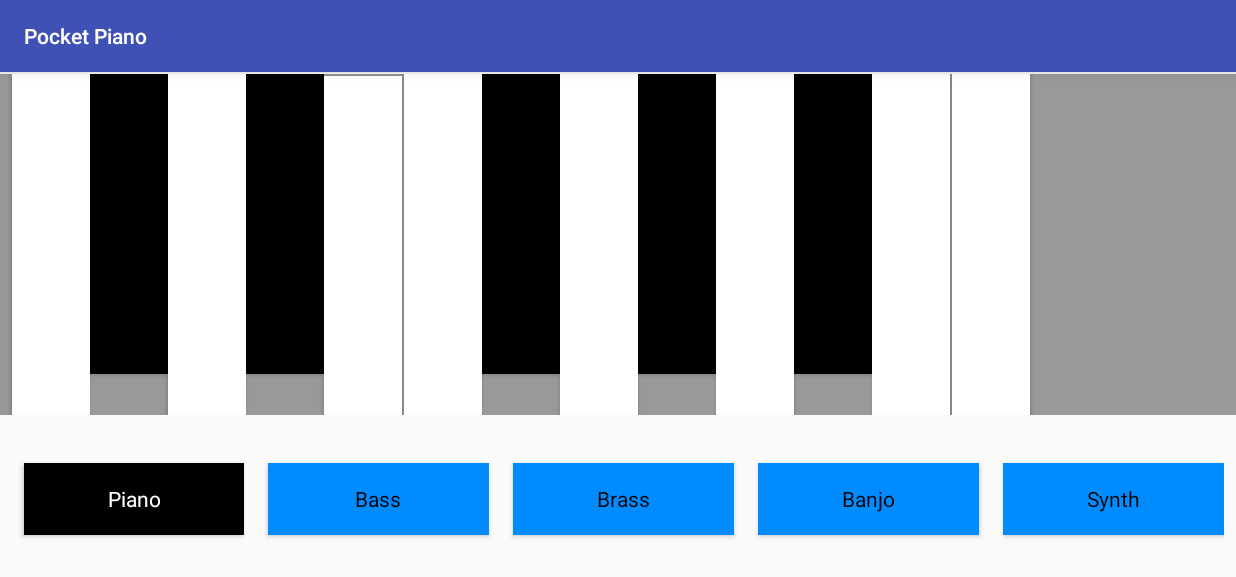
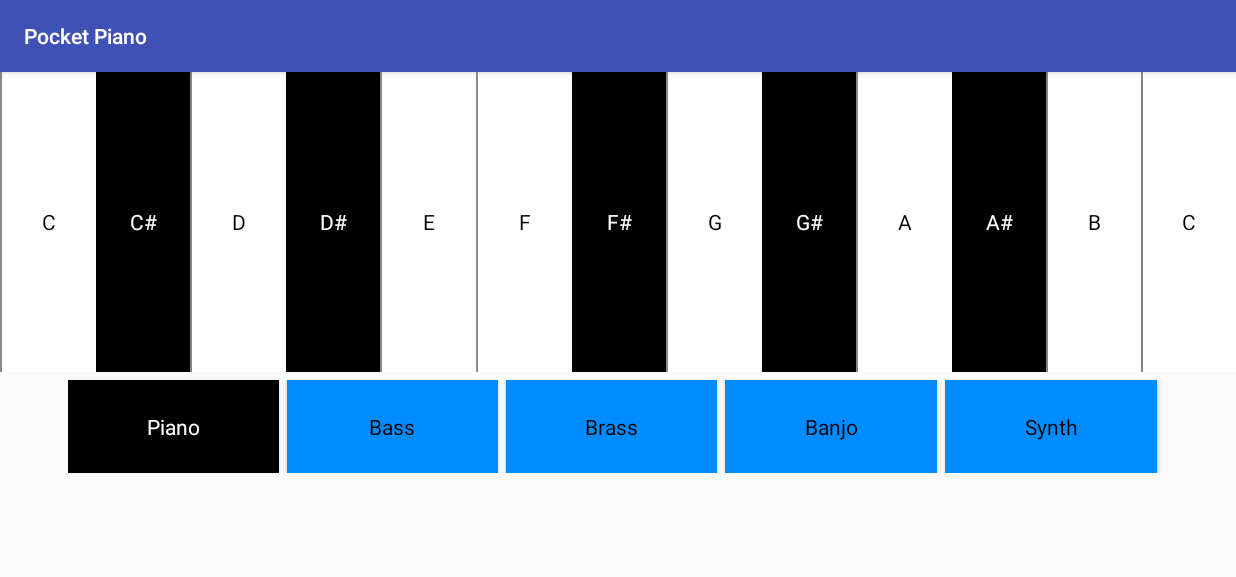
Before and after one commit to RobinJSanders/Pocket_Piano, an Android app: the screen it shows after launch (MainActivity), on a phone screen of 824 x 412 dp (held sideways). Shown: the top 577 px of the screen. Run offline under Robolectric (Android 15) with nearby library versions, the phone set to English and light mode, and no system bars.

Commit message:
Change  MainActivity, activity_main.xml and Styles.xml
Piano keys changed to linear layout

```diff
--- a/app/src/main/java/com/rob/pocket_piano/MainActivity.java
+++ b/app/src/main/java/com/rob/pocket_piano/MainActivity.java
@@ -13,11 +13,11 @@ import android.widget.Button;
 public class MainActivity extends AppCompatActivity
 {
     //Piano Keys
-    Button mBtn_Low_C, mBtn_Cs, mBtn_D, mBtn_Ds, mBtn_E, mBtn_F ,mBtn_Fs, mBtn_G , mBtn_Gs, mBtn_A, mBtn_As, mBtn_B, mBtn_High_C,
+    Button mBtn_C, mBtn_Cs, mBtn_D, mBtn_Ds, mBtn_E, mBtn_F ,mBtn_Fs, mBtn_G , mBtn_Gs, mBtn_A, mBtn_As, mBtn_B, mBtn_C_High,
     //Voice selection buttons
     mBtn_Piano, mBtn_Bass, mBtn_Brass, mBtn_Banjo, mBtn_Synth;
     //sound IDs
-    private int mSound_Low_C, mSound_Cs ,mSound_D, mSound_Ds, mSound_E, mSound_F ,mSound_Fs, mSound_G , mSound_Gs, mSound_A, mSound_As, mSound_B, mSound_High_C,
+    private int mSound_C, mSound_Cs ,mSound_D, mSound_Ds, mSound_E, mSound_F ,mSound_Fs, mSound_G , mSound_Gs, mSound_A, mSound_As, mSound_B, mSound_C_High,
     // Colors
     mColor_Black, mColor_White, mColor_LightBlue;
 
@@ -32,10 +32,13 @@ public class MainActivity extends AppCompatActivity
         super.onCreate(savedInstanceState);
         setContentView(R.layout.activity_main);
 
-
+        /*PresetReverb mReverb = new PresetReverb(0,mMediaPlayer.getAudioSessionId());//<<<<<<<<<<<<<
+        mReverb.setPreset(PresetReverb.PRESET_SMALLROOM);
+        mReverb.setEnabled(true);
+        mMediaPlayer.setAuxEffectSendLevel(1.0f)*/
 
         //assign references to views for keyboard keys
-        mBtn_Low_C =(Button) findViewById(R.id.Btn_Low_C);
+        mBtn_C =(Button) findViewById(R.id.Btn_C);
         mBtn_Cs = (Button) findViewById(R.id.Btn_Cs);
         mBtn_D =(Button) findViewById(R.id.Btn_D);
         mBtn_Ds =(Button) findViewById(R.id.Btn_Ds);
@@ -47,7 +50,7 @@ public class MainActivity extends AppCompatActivity
         mBtn_A =(Button) findViewById(R.id.Btn_A);
         mBtn_As =(Button) findViewById(R.id.Btn_As);
         mBtn_B =(Button) findViewById(R.id.Btn_B);
-        mBtn_High_C =(Button) findViewById(R.id.Btn_High_C);
+        mBtn_C_High =(Button) findViewById(R.id.Btn_C_High);
 
 
         mBtn_Piano = (Button) findViewById(R.id.Btn_Piano);
@@ -86,12 +89,12 @@ public class MainActivity extends AppCompatActivity
         loadPianoSounds();
 
         //OnClickListeners for each piano key
-        mBtn_Low_C.setOnClickListener(new View.OnClickListener()
+        mBtn_C.setOnClickListener(new View.OnClickListener()
         {
             @Override
             public void onClick(View v)
             {
-                mSoundPool.play(mSound_Low_C,1,1,1,0,1);
+                mSoundPool.play(mSound_C,1,1,1,0,1);
             }
         });
 
@@ -193,12 +196,13 @@ public class MainActivity extends AppCompatActivity
             }
         });
 
-        mBtn_High_C.setOnClickListener(new View.OnClickListener()
+        mBtn_C_High.setOnClickListener(new View.OnClickListener()
         {
             @Override
             public void onClick(View v)
             {
-                mSoundPool.play(mSound_High_C,1,1,1,0,1);
+                mSoundPool.play(mSound_C_High,1,1,1,0,1);
+
             }
         });
 
@@ -266,7 +270,7 @@ public class MainActivity extends AppCompatActivity
 
     private void loadPianoSounds()
     {
-        mSound_Low_C = mSoundPool.load(this, R.raw.piano_c,1);
+        mSound_C = mSoundPool.load(this, R.raw.piano_c,1);
         mSound_Cs = mSoundPool.load(this, R.raw.piano_cs,1);
         mSound_D = mSoundPool.load(this, R.raw.piano_d,1);
         mSound_Ds = mSoundPool.load(this, R.raw.piano_ds,1);
@@ -278,12 +282,12 @@ public class MainActivity extends AppCompatActivity
         mSound_A = mSoundPool.load(this, R.raw.piano_a,1);
         mSound_As = mSoundPool.load(this, R.raw.piano_as,1);
         mSound_B = mSoundPool.load(this, R.raw.piano_b,1);
-        mSound_High_C = mSoundPool.load(this, R.raw.piano_c2,1);
+        mSound_C_High = mSoundPool.load(this, R.raw.piano_c2,1);
     }
 
     private void loadBassSounds()
     {
-        mSound_Low_C = mSoundPool.load(this, R.raw.bass_c,1);
+        mSound_C = mSoundPool.load(this, R.raw.bass_c,1);
         mSound_Cs = mSoundPool.load(this, R.raw.bass_cs,1);
         mSound_D = mSoundPool.load(this, R.raw.bass_d,1);
         mSound_Ds = mSoundPool.load(this, R.raw.bass_ds,1);
@@ -295,12 +299,12 @@ public class MainActivity extends AppCompatActivity
         mSound_A = mSoundPool.load(this, R.raw.bass_a,1);
         mSound_As = mSoundPool.load(this, R.raw.bass_as,1);
         mSound_B = mSoundPool.load(this, R.raw.bass_b,1);
-        mSound_High_C = mSoundPool.load(this, R.raw.bass_c2,1);
+        mSound_C_High = mSoundPool.load(this, R.raw.bass_c2,1);
     }
 
     private void loadBrassSounds()
     {
-        mSound_Low_C = mSoundPool.load(this, R.raw.brass_c,1);
+        mSound_C = mSoundPool.load(this, R.raw.brass_c,1);
         mSound_Cs = mSoundPool.load(this, R.raw.brass_cs,1);
         mSound_D = mSoundPool.load(this, R.raw.brass_d,1);
         mSound_Ds = mSoundPool.load(this, R.raw.brass_ds,1);
@@ -312,12 +316,12 @@ public class MainActivity extends AppCompatActivity
         mSound_A = mSoundPool.load(this, R.raw.brass_a,1);
         mSound_As = mSoundPool.load(this, R.raw.brass_as,1);
         mSound_B = mSoundPool.load(this, R.raw.brass_b,1);
-        mSound_High_C = mSoundPool.load(this, R.raw.brass_c2,1);
+        mSound_C_High = mSoundPool.load(this, R.raw.brass_c2,1);
     }
 
     private void loadBanjoSounds()
     {
-        mSound_Low_C = mSoundPool.load(this, R.raw.banjo_c,1);
+        mSound_C = mSoundPool.load(this, R.raw.banjo_c,1);
         mSound_Cs = mSoundPool.load(this, R.raw.banjo_cs,1);
         mSound_D = mSoundPool.load(this, R.raw.banjo_d,1);
         mSound_Ds = mSoundPool.load(this, R.raw.banjo_ds,1);
@@ -329,12 +333,12 @@ public class MainActivity extends AppCompatActivity
         mSound_A = mSoundPool.load(this, R.raw.banjo_a,1);
         mSound_As = mSoundPool.load(this, R.raw.banjo_as,1);
         mSound_B = mSoundPool.load(this, R.raw.banjo_b,1);
-        mSound_High_C = mSoundPool.load(this, R.raw.banjo_c2,1);
+        mSound_C_High = mSoundPool.load(this, R.raw.banjo_c2,1);
     }
 
     private void loadSynthSounds()
     {
-        mSound_Low_C = mSoundPool.load(this, R.raw.synth_c,1);
+        mSound_C = mSoundPool.load(this, R.raw.synth_c,1);
         mSound_Cs = mSoundPool.load(this, R.raw.synth_cs,1);
         mSound_D = mSoundPool.load(this, R.raw.synth_d,1);
         mSound_Ds = mSoundPool.load(this, R.raw.synth_ds,1);
@@ -346,7 +350,7 @@ public class MainActivity extends AppCompatActivity
         mSound_A = mSoundPool.load(this, R.raw.synth_a,1);
         mSound_As = mSoundPool.load(this, R.raw.synth_as,1);
         mSound_B = mSoundPool.load(this, R.raw.synth_b,1);
-        mSound_High_C = mSoundPool.load(this, R.raw.synth_c2,1);
+        mSound_C_High = mSoundPool.load(this, R.raw.synth_c2,1);
     }
 
     private void resetColors()
--- /dev/null
+++ b/app/src/main/java/com/rob/pocket_piano/MenuActivity.java
@@ -0,0 +1,39 @@
+/*package com.rob.pocket_piano;
+
+import android.view.Menu;
+import android.view.MenuItem;*/
+
+/**
+ * Created by Robin on 02/12/2017.
+ */
+
+/*
+import android.view.Menu;
+import android.view.MenuItem;
+
+import com.rob.pocket_piano.MainActivity;
+import com.rob.pocket_piano.R;
+
+public class MenuActivity extends MainActivity
+{
+    private boolean isChecked = false;
+    @Override
+    public boolean onPrepareOptionsMenu(Menu menu) {
+        MenuItem checkable = menu.findItem(R.id.echo);
+        checkable.setChecked(isChecked);
+        return true;
+    }
+
+    @Override
+    public boolean onOptionsItemSelected(MenuItem item) {
+        switch (item.getItemId()) {
+            case R.id.echo:
+                isChecked = !item.isChecked();
+                item.setChecked(isChecked);
+                return true;
+            default:
+                return false;
+        }
+    }
+}
+*/
--- a/app/src/main/res/layout/activity_main.xml
+++ b/app/src/main/res/layout/activity_main.xml
@@ -7,201 +7,124 @@
     android:layout_height="match_parent"
     tools:context="com.rob.pocket_piano.MainActivity">
 
-    <android.support.constraint.ConstraintLayout
-        android:id="@+id/ConstraintLayout_Piano_Roll"
+    <LinearLayout
+        android:id="@+id/LinearLayout_PianoKeys"
         android:layout_width="0dp"
-        android:layout_height="227dp"
+        android:layout_height="200dp"
         android:background="@color/grey"
+        android:orientation="horizontal"
         app:layout_constraintHorizontal_bias="0.0"
         app:layout_constraintLeft_toLeftOf="parent"
         app:layout_constraintRight_toRightOf="parent"
-        app:layout_constraintTop_toTopOf="parent"
-        android:layout_marginTop="1dp">
+        app:layout_constraintTop_toTopOf="parent">
 
 
         <Button
-            android:id="@+id/Btn_Low_C"
+            android:id="@+id/Btn_C"
             style="@style/WhitePianoKey"
-            android:layout_marginLeft="8dp"
-            android:layout_marginStart="8dp"
-            app:layout_constraintLeft_toLeftOf="parent"
-            app:layout_constraintTop_toTopOf="parent"
-            />
-
+            android:text="C"/>
 
         <Button
             android:id="@+id/Btn_Cs"
             style="@style/BlackPianoKey"
-            app:layout_constraintLeft_toRightOf="@+id/Btn_Low_C"
-            app:layout_constraintTop_toTopOf="parent"/>
-
+            android:text="C#"/>
 
         <Button
             android:id="@+id/Btn_D"
             style="@style/WhitePianoKey"
-            android:background="@android:color/white"
-            app:layout_constraintLeft_toRightOf="@+id/Btn_Cs"
-            app:layout_constraintTop_toTopOf="parent"
-            />
-
+            android:text="D"/>
 
         <Button
             android:id="@+id/Btn_Ds"
             style="@style/BlackPianoKey"
-            android:background="@android:color/black"
-            app:layout_constraintLeft_toRightOf="@+id/Btn_D"
-            app:layout_constraintTop_toTopOf="parent"/>
+            android:text="D#"/>
 
         <Button
             android:id="@+id/Btn_E"
             style="@style/WhitePianoKey"
-            android:layout_marginTop="1dp"
-            app:layout_constraintLeft_toRightOf="@+id/Btn_Ds"
-            app:layout_constraintTop_toTopOf="parent"
-            />
+            android:text="E"/>
 
         <Button
             android:id="@+id/Btn_F"
             style="@style/WhitePianoKey"
-            android:layout_marginLeft="1dp"
-            android:layout_marginStart="1dp"
-            android:background="@android:color/white"
-            app:layout_constraintLeft_toRightOf="@+id/Btn_E"
-            app:layout_constraintTop_toTopOf="parent"
-            />
+            android:text="F"/>
 
         <Button
             android:id="@+id/Btn_Fs"
             style="@style/BlackPianoKey"
-            android:background="@android:color/black"
-            app:layout_constraintLeft_toRightOf="@+id/Btn_F"
-            app:layout_constraintTop_toTopOf="parent"/>
+            android:text="F#"/>
 
         <Button
             android:id="@+id/Btn_G"
             style="@style/WhitePianoKey"
-            android:background="@android:color/white"
-            app:layout_constraintLeft_toRightOf="@+id/Btn_Fs"
-            app:layout_constraintTop_toTopOf="parent"
-            />
+            android:text="G"/>
 
         <Button
             android:id="@+id/Btn_Gs"
             style="@style/BlackPianoKey"
-            android:background="@android:color/black"
-            app:layout_constraintLeft_toRightOf="@+id/Btn_G"
-            app:layout_constraintTop_toTopOf="parent"/>
+            android:text="G#"/>
 
         <Button
             android:id="@+id/Btn_A"
             style="@style/WhitePianoKey"
-            android:background="@android:color/white"
-            app:layout_constraintLeft_toRightOf="@+id/Btn_Gs"
-            app:layout_constraintTop_toTopOf="parent"
-            />
+            android:text="A"/>
 
         <Button
             android:id="@+id/Btn_As"
             style="@style/BlackPianoKey"
-            android:background="@android:color/black"
-            app:layout_constraintLeft_toRightOf="@+id/Btn_A"
-            app:layout_constraintTop_toTopOf="parent"/>
+            android:text="A#"/>
 
         <Button
             android:id="@+id/Btn_B"
             style="@style/WhitePianoKey"
-            android:background="@android:color/white"
-            app:layout_constraintLeft_toRightOf="@+id/Btn_As"
-            app:layout_constraintTop_toTopOf="parent"
-            />
+            android:text="B"/>
 
         <Button
-            android:id="@+id/Btn_High_C"
+            android:id="@+id/Btn_C_High"
             style="@style/WhitePianoKey"
-            android:layout_marginLeft="1dp"
-            android:layout_marginStart="1dp"
-            android:background="@android:color/white"
-            app:layout_constraintLeft_toRightOf="@+id/Btn_B"
-            app:layout_constraintTop_toTopOf="parent"
-            />
-
-    </android.support.constraint.ConstraintLayout>
+            android:text="C"/>
+    </LinearLayout>
 
     <LinearLayout
         android:id="@+id/LiniearLayout_VoiceButtons"
-        android:layout_width="0dp"
-        android:layout_height="0dp"
-        android:layout_marginBottom="8dp"
+        android:layout_width="731dp"
+        android:layout_height="67dp"
         android:layout_marginEnd="8dp"
-        android:layout_marginLeft="8dp"
-        android:layout_marginRight="8dp"
+        android:layout_marginRight="0dp"
         android:layout_marginStart="8dp"
         android:orientation="horizontal"
-        app:layout_constraintBottom_toBottomOf="parent"
+        app:layout_constraintRight_toRightOf="parent"
+        android:layout_marginTop="0dp"
+        app:layout_constraintTop_toBottomOf="@+id/LinearLayout_PianoKeys"
+        android:layout_marginLeft="0dp"
         app:layout_constraintLeft_toLeftOf="parent"
-        app:layout_constraintRight_toRightOf="parent"
-        app:layout_constraintTop_toBottomOf="@+id/ConstraintLayout_Piano_Roll">
+        tools:layout_editor_absoluteX="2dp"
+        app:layout_constraintHorizontal_bias="0.489">
 
         <Button
             android:id="@+id/Btn_Piano"
             style="@style/VoiceButtonSelected"
-            android:layout_width="wrap_content"
-            android:layout_height="wrap_content"
-            android:layout_marginLeft="8dp"
-            android:layout_marginTop="32dp"
-            android:layout_weight="1"
-            android:elevation="8dp"
-            android:text="Piano"
-            app:layout_constraintLeft_toLeftOf="parent"
-            app:layout_constraintTop_toBottomOf="@+id/ConstraintLayout_Piano_Roll"/>
+            android:text="Piano"/>
 
         <Button
             android:id="@+id/Btn_Bass"
             style="@style/VoiceButtonDeselected"
-            android:layout_width="wrap_content"
-            android:layout_height="wrap_content"
-            android:layout_marginLeft="16dp"
-            android:layout_marginTop="32dp"
-            android:layout_weight="1"
-            android:text="Bass"
-            app:layout_constraintLeft_toRightOf="@+id/Btn_Piano"
-            app:layout_constraintTop_toBottomOf="@+id/ConstraintLayout_Piano_Roll"/>
+            android:text="Bass"/>
 
         <Button
             android:id="@+id/Btn_Brass"
             style="@style/VoiceButtonDeselected"
-            android:layout_width="wrap_content"
-            android:layout_height="wrap_content"
-            android:layout_marginLeft="16dp"
-            android:layout_marginTop="32dp"
-            android:layout_weight="1"
-            android:text="Brass"
-            app:layout_constraintLeft_toRightOf="@+id/Btn_Bass"
-            app:layout_constraintTop_toBottomOf="@+id/ConstraintLayout_Piano_Roll"/>
+            android:text="Brass"/>
 
         <Button
             android:id="@+id/Btn_Banjo"
             style="@style/VoiceButtonDeselected"
-            android:layout_width="wrap_content"
-            android:layout_height="wrap_content"
-            android:layout_marginLeft="16dp"
-            android:layout_marginTop="32dp"
-            android:layout_weight="1"
-            android:text="Banjo"
-            app:layout_constraintLeft_toRightOf="@+id/Btn_Brass"
-            app:layout_constraintTop_toBottomOf="@+id/ConstraintLayout_Piano_Roll"/>
+            android:text="Banjo"/>
 
         <Button
             android:id="@+id/Btn_Synth"
             style="@style/VoiceButtonDeselected"
-            android:layout_width="wrap_content"
-            android:layout_height="wrap_content"
-            android:layout_marginLeft="16dp"
-            android:layout_marginTop="32dp"
-            android:layout_weight="1"
-            android:text="Synth"
-            app:layout_constraintLeft_toRightOf="@+id/Btn_Banjo"
-            app:layout_constraintTop_toBottomOf="@+id/ConstraintLayout_Piano_Roll"/>
+            android:text="Synth"/>
     </LinearLayout>
 
 
--- a/app/src/main/res/values/styles.xml
+++ b/app/src/main/res/values/styles.xml
@@ -8,26 +8,57 @@
         <item name="colorAccent">@color/colorAccent</item>
     </style>
 
+
+
+
+
+
+
+
     <style name="WhitePianoKey" parent="@android:style/Widget.Button">
-        <item name="android:layout_width">52sp</item>
+        <item name="android:layout_width">wrap_content</item>
         <item name="android:layout_height">match_parent</item>
+        <item name="android:layout_weight">1</item>
         <item name="android:background">@android:color/white</item>
+        <item name="android:color">@android:color/black</item>
+        <item name="android:layout_marginLeft">1dp</item>
     </style>
 
     <style name="BlackPianoKey" parent="@android:style/Widget.Button">
-        <item name="android:layout_width">52sp</item>
-        <item name="android:layout_height">200sp</item>
+        <item name="android:layout_width">wrap_content</item>
+        <item name="android:layout_height">match_parent</item>
+        <item name="android:layout_weight">1</item>
         <item name="android:background">@android:color/black</item>
+        <item name="android:textColor">@android:color/white</item>
     </style>
+
+
+
+
+
+
+
+
+
 
     <style name="VoiceButtonDeselected" parent="@android:style/Widget.Button">
         <item name="android:background">@color/lightBlue</item>
         <item name="android:textColor">@color/black</item>
+        <item name="android:layout_marginTop">5dp</item>
+        <item name="android:layout_marginRight">5dp</item>
+        <item name="android:layout_width">wrap_content</item>
+        <item name="android:layout_height">match_parent</item>
+        <item name="android:layout_weight">1</item>
     </style>
 
     <style name="VoiceButtonSelected" parent="@android:style/Widget.Button">
         <item name="android:background">@color/black</item>
         <item name="android:textColor">@color/white</item>
+        <item name="android:layout_marginTop">5dp</item>
+        <item name="android:layout_marginRight">5dp</item>
+        <item name="android:layout_width">wrap_content</item>
+        <item name="android:layout_height">match_parent</item>
+        <item name="android:layout_weight">1</item>
     </style>
 
 
```
